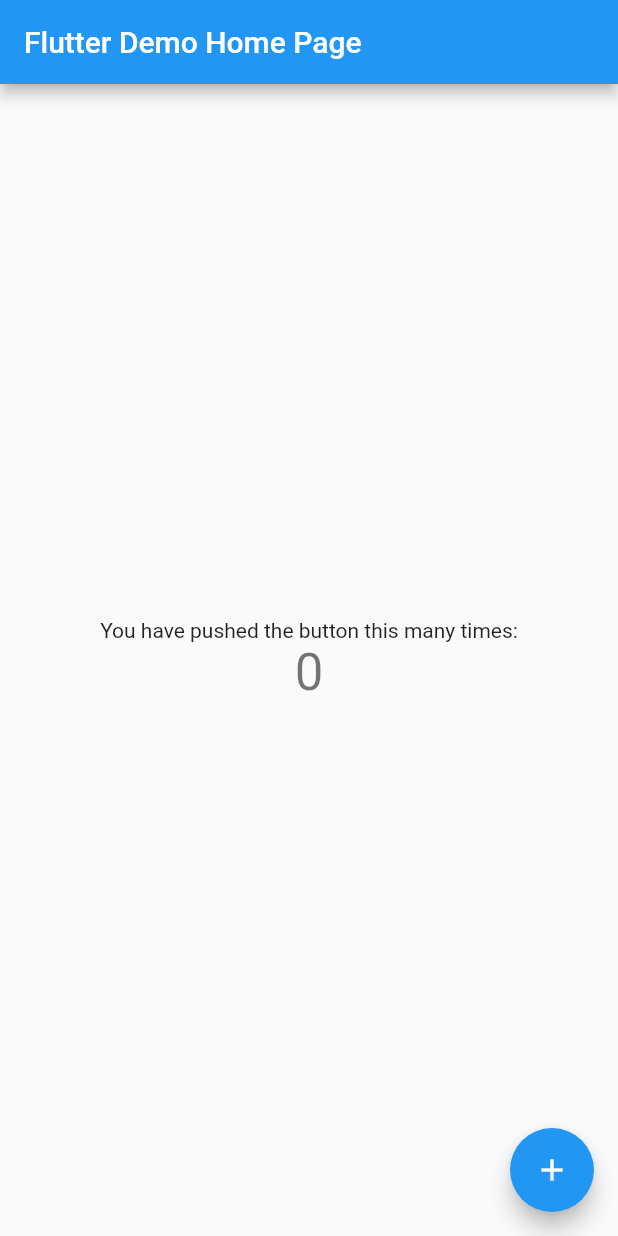
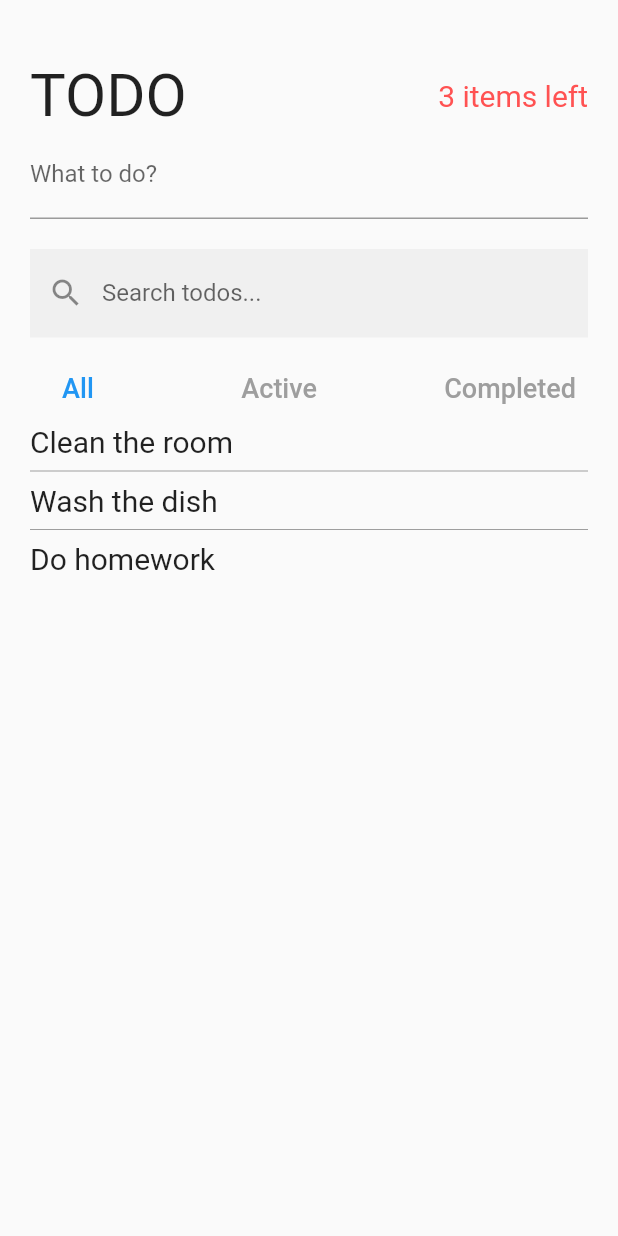
Before and after one commit to jimforever/blocdemo, a Flutter app: the screen it shows after launch, on a phone screen of 412 x 824 dp. Run offline on Flutter 3.47's test engine with Material 2 defaults, Android fonts, the phone set to English and light mode, and no system bars; our stand-ins replace bloc, bloc_concurrency, equatable, flutter_bloc, hydrated_bloc.

Commit message:
ShowTodos widget

```diff
--- /dev/null
+++ b/todo_cubit/lib/cubits/active_todo_count/active_todo_count_cubit.dart
@@ -0,0 +1,34 @@
+import 'dart:async';
+
+import 'package:bloc/bloc.dart';
+import 'package:equatable/equatable.dart';
+import 'package:meta/meta.dart';
+
+import '../../models/todo_model.dart';
+import '../todo_list/todo_list_cubit.dart';
+
+part 'active_todo_count_state.dart';
+
+class ActiveTodoCountCubit extends Cubit<ActiveTodoCountState> {
+  late final StreamSubscription todoListSubscription;
+  final int initialActiveTodoCount;
+  final TodoListCubit todoListCubit;
+  ActiveTodoCountCubit(
+      {required this.initialActiveTodoCount, required this.todoListCubit})
+      : super(ActiveTodoCountState(activeTodoCount: initialActiveTodoCount)) {
+    todoListSubscription =
+        todoListCubit.stream.listen((TodoListState todoListState) {
+      print('todoListState: $todoListState');
+      final int currentActiveTodoCount = todoListState.todos
+          .where((Todo todo) => !todo.completed)
+          .toList()
+          .length;
+      emit(state.copyWith(activeTodoCount: currentActiveTodoCount));
+    });
+  }
+  @override
+  Future<void> close() {
+    todoListSubscription.cancel();
+    return super.close();
+  }
+}
--- /dev/null
+++ b/todo_cubit/lib/cubits/active_todo_count/active_todo_count_state.dart
@@ -0,0 +1,29 @@
+part of 'active_todo_count_cubit.dart';
+
+class ActiveTodoCountState extends Equatable {
+  final int activeTodoCount;
+
+  const ActiveTodoCountState({
+    required this.activeTodoCount,
+  });
+
+  factory ActiveTodoCountState.initial() {
+    return ActiveTodoCountState(activeTodoCount: 0);
+  }
+
+  @override
+  List<Object> get props => [activeTodoCount];
+
+  @override
+  String toString() {
+    return 'ActiveTodoCountState{activeTodoCount: $activeTodoCount}';
+  }
+
+  ActiveTodoCountState copyWith({
+    int? activeTodoCount,
+  }) {
+    return ActiveTodoCountState(
+      activeTodoCount: activeTodoCount ?? this.activeTodoCount,
+    );
+  }
+}
--- /dev/null
+++ b/todo_cubit/lib/cubits/cubits.dart
@@ -0,0 +1,5 @@
+export 'todo_filter/todo_filter_cubit.dart';
+export 'todo_search/todo_search_cubit.dart';
+export 'todo_list/todo_list_cubit.dart';
+export 'active_todo_count/active_todo_count_cubit.dart';
+export 'filtered_todos/filtered_todos_cubit.dart';
--- /dev/null
+++ b/todo_cubit/lib/cubits/filtered_todos/filtered_todos_cubit.dart
@@ -0,0 +1,80 @@
+import 'dart:async';
+
+import 'package:bloc/bloc.dart';
+import 'package:equatable/equatable.dart';
+import 'package:meta/meta.dart';
+
+import '../../models/todo_model.dart';
+import '../todo_filter/todo_filter_cubit.dart';
+import '../todo_list/todo_list_cubit.dart';
+import '../todo_search/todo_search_cubit.dart';
+
+part 'filtered_todos_state.dart';
+
+class FilteredTodosCubit extends Cubit<FilteredTodosState> {
+  late final StreamSubscription todoFilterSubscription;
+  late final StreamSubscription todoSearchSubscription;
+  late final StreamSubscription todoListSubscription;
+  final List<Todo> initialTodos;
+
+  final TodoFilterCubit todoFilterCubit;
+  final TodoSearchCubit todoSearchCubit;
+  final TodoListCubit todoListCubit;
+
+  FilteredTodosCubit({
+    required this.initialTodos,
+    required this.todoFilterCubit,
+    required this.todoSearchCubit,
+    required this.todoListCubit,
+  }) : super(FilteredTodosState(filteredTodos: initialTodos)) {
+    todoFilterSubscription =
+        todoFilterCubit.stream.listen((TodoFilterState todoFilterState) {
+      setFilteredTodos();
+    });
+    todoSearchSubscription =
+        todoSearchCubit.stream.listen((TodoSearchState todoSearchState) {
+      setFilteredTodos();
+    });
+    todoListSubscription =
+        todoListCubit.stream.listen((TodoListState todoListState) {
+      setFilteredTodos();
+    });
+  }
+
+  void setFilteredTodos() {
+    List<Todo> _filteredTodos;
+    switch (todoFilterCubit.state.filter) {
+      case Filter.active:
+        _filteredTodos = todoListCubit.state.todos
+            .where((Todo todo) => !todo.completed)
+            .toList();
+        break;
+      case Filter.completed:
+        _filteredTodos = todoListCubit.state.todos
+            .where((Todo todo) => todo.completed)
+            .toList();
+        break;
+      case Filter.all:
+      default:
+        _filteredTodos = todoListCubit.state.todos;
+        break;
+    }
+    if (todoSearchCubit.state.searchTerm.isNotEmpty) {
+      _filteredTodos = _filteredTodos
+          .where((Todo todo) => todo.desc
+              .toLowerCase()
+              .contains(todoSearchCubit.state.searchTerm))
+          .toList();
+    }
+    emit(state.copyWith(filteredTodos: _filteredTodos));
+  }
+
+  @override
+  Future<void> close() {
+    todoFilterSubscription.cancel();
+    todoSearchSubscription.cancel();
+    todoListSubscription.cancel();
+    // TODO: implement close
+    return super.close();
+  }
+}
--- /dev/null
+++ b/todo_cubit/lib/cubits/filtered_todos/filtered_todos_state.dart
@@ -0,0 +1,29 @@
+part of 'filtered_todos_cubit.dart';
+
+class FilteredTodosState extends Equatable {
+  final List<Todo> filteredTodos;
+
+  const FilteredTodosState({
+    required this.filteredTodos,
+  });
+
+  factory FilteredTodosState.initial() {
+    return FilteredTodosState(filteredTodos: []);
+  }
+
+  @override
+  List<Object> get props => [filteredTodos];
+
+  @override
+  String toString() {
+    return 'FilteredTodosState{filteredTodos: $filteredTodos}';
+  }
+
+  FilteredTodosState copyWith({
+    List<Todo>? filteredTodos,
+  }) {
+    return FilteredTodosState(
+      filteredTodos: filteredTodos ?? this.filteredTodos,
+    );
+  }
+}
--- /dev/null
+++ b/todo_cubit/lib/cubits/todo_filter/todo_filter_cubit.dart
@@ -0,0 +1,14 @@
+import 'package:bloc/bloc.dart';
+import 'package:equatable/equatable.dart';
+
+import '../../models/todo_model.dart';
+
+part 'todo_filter_state.dart';
+
+class TodoFilterCubit extends Cubit<TodoFilterState> {
+  TodoFilterCubit() : super(TodoFilterState.initial());
+
+  void changeFilter(Filter newFilter) {
+    emit(state.copyWith(filter: newFilter));
+  }
+}
--- /dev/null
+++ b/todo_cubit/lib/cubits/todo_filter/todo_filter_state.dart
@@ -0,0 +1,29 @@
+part of 'todo_filter_cubit.dart';
+
+class TodoFilterState extends Equatable {
+  final Filter filter;
+
+  const TodoFilterState({
+    required this.filter,
+  });
+
+  factory TodoFilterState.initial() {
+    return TodoFilterState(filter: Filter.all);
+  }
+
+  @override
+  List<Object> get props => [filter];
+
+  @override
+  String toString() {
+    return 'TodoFilterState{filter: $filter}';
+  }
+
+  TodoFilterState copyWith({
+    Filter? filter,
+  }) {
+    return TodoFilterState(
+      filter: filter ?? this.filter,
+    );
+  }
+}
--- /dev/null
+++ b/todo_cubit/lib/cubits/todo_list/todo_list_cubit.dart
@@ -0,0 +1,41 @@
+import 'package:bloc/bloc.dart';
+import 'package:equatable/equatable.dart';
+
+import '../../models/todo_model.dart';
+
+part 'todo_list_state.dart';
+
+class TodoListCubit extends Cubit<TodoListState> {
+  TodoListCubit() : super(TodoListState.initial());
+
+  void addTodo(String todoDesc) {
+    final newTodo = Todo(desc: todoDesc);
+    final newTodos = [...state.todos, newTodo];
+    emit(state.copyWith(todos: newTodos));
+  }
+
+  void editTodo(String id, String todoDesc) {
+    final newTodos = state.todos.map((Todo todo) {
+      if (todo.id == id) {
+        return Todo(id: id, desc: todoDesc, completed: todo.completed);
+      }
+      return todo;
+    }).toList();
+    emit(state.copyWith(todos: newTodos));
+  }
+
+  void toggleTodo(String id) {
+    final newTodos = state.todos.map((Todo todo) {
+      if (todo.id == id) {
+        return Todo(id: id, desc: todo.desc, completed: !todo.completed);
+      }
+      return todo;
+    }).toList();
+    emit(state.copyWith(todos: newTodos));
+  }
+
+  void removeTodo(Todo todo) {
+    final newTodos = state.todos.where((Todo t) => t.id != todo.id).toList();
+    emit(state.copyWith(todos: newTodos));
+  }
+}
--- /dev/null
+++ b/todo_cubit/lib/cubits/todo_list/todo_list_state.dart
@@ -0,0 +1,33 @@
+part of 'todo_list_cubit.dart';
+
+class TodoListState extends Equatable {
+  final List<Todo> todos;
+
+  const TodoListState({
+    required this.todos,
+  });
+
+  factory TodoListState.initial() {
+    return TodoListState(todos: [
+      Todo(id: '1', desc: 'Clean the room'),
+      Todo(id: '2', desc: 'Wash the dish'),
+      Todo(id: '3', desc: 'Do homework'),
+    ]);
+  }
+
+  @override
+  List<Object> get props => [todos];
+
+  @override
+  String toString() {
+    return 'TodoListState{todos: $todos}';
+  }
+
+  TodoListState copyWith({
+    List<Todo>? todos,
+  }) {
+    return TodoListState(
+      todos: todos ?? this.todos,
+    );
+  }
+}
--- /dev/null
+++ b/todo_cubit/lib/cubits/todo_search/todo_search_cubit.dart
@@ -0,0 +1,12 @@
+import 'package:bloc/bloc.dart';
+import 'package:equatable/equatable.dart';
+import 'package:meta/meta.dart';
+
+part 'todo_search_state.dart';
+
+class TodoSearchCubit extends Cubit<TodoSearchState> {
+  TodoSearchCubit() : super(TodoSearchState.initial());
+  void setSearchTerm(String newSearchTerm) {
+    emit(state.copyWith(searchTerm: newSearchTerm));
+  }
+}
--- /dev/null
+++ b/todo_cubit/lib/cubits/todo_search/todo_search_state.dart
@@ -0,0 +1,29 @@
+part of 'todo_search_cubit.dart';
+
+class TodoSearchState extends Equatable {
+  final String searchTerm;
+
+  const TodoSearchState({
+    required this.searchTerm,
+  });
+
+  factory TodoSearchState.initial() {
+    return TodoSearchState(searchTerm: '');
+  }
+
+  @override
+  List<Object> get props => [searchTerm];
+
+  @override
+  String toString() {
+    return 'TodoSearchState{searchTerm: $searchTerm}';
+  }
+
+  TodoSearchState copyWith({
+    String? searchTerm,
+  }) {
+    return TodoSearchState(
+      searchTerm: searchTerm ?? this.searchTerm,
+    );
+  }
+}
--- a/todo_cubit/lib/main.dart
+++ b/todo_cubit/lib/main.dart
@@ -1,4 +1,7 @@
 import 'package:flutter/material.dart';
+import 'package:flutter_bloc/flutter_bloc.dart';
+import 'package:todo_cubit/cubits/cubits.dart';
+import 'package:todo_cubit/pages/todos_page/todos_page.dart';
 
 void main() {
   runApp(const MyApp());
@@ -10,106 +13,34 @@
   // This widget is the root of your application.
   @override
   Widget build(BuildContext context) {
-    return MaterialApp(
-      title: 'Flutter Demo',
-      theme: ThemeData(
-        // This is the theme of your application.
-        //
-        // Try running your application with "flutter run". You'll see the
-        // application has a blue toolbar. Then, without quitting the app, try
-        // changing the primarySwatch below to Colors.green and then invoke
-        // "hot reload" (press "r" in the console where you ran "flutter run",
-        // or simply save your changes to "hot reload" in a Flutter IDE).
-        // Notice that the counter didn't reset back to zero; the application
-        // is not restarted.
-        primarySwatch: Colors.blue,
+    return MultiBlocProvider(
+      providers: [
+        BlocProvider<TodoFilterCubit>(
+            create: (BuildContext context) => TodoFilterCubit()),
+        BlocProvider<TodoSearchCubit>(
+            create: (BuildContext context) => TodoSearchCubit()),
+        BlocProvider<TodoListCubit>(
+            create: (BuildContext context) => TodoListCubit()),
+        BlocProvider<ActiveTodoCountCubit>(
+            create: (BuildContext context) => ActiveTodoCountCubit(
+                initialActiveTodoCount:
+                    context.read<TodoListCubit>().state.todos.length,
+                todoListCubit: context.read<TodoListCubit>())),
+        BlocProvider<FilteredTodosCubit>(
+            create: (BuildContext context) => FilteredTodosCubit(
+                initialTodos: context.read<TodoListCubit>().state.todos,
+                todoListCubit: context.read<TodoListCubit>(),
+                todoFilterCubit: context.read<TodoFilterCubit>(),
+                todoSearchCubit: context.read<TodoSearchCubit>())),
+      ],
+      child: MaterialApp(
+        title: 'TODO',
+        debugShowCheckedModeBanner: false,
+        theme: ThemeData(
+          primarySwatch: Colors.blue,
+        ),
+        home: TodosPage(),
       ),
-      home: const MyHomePage(title: 'Flutter Demo Home Page'),
     );
   }
 }
-
-class MyHomePage extends StatefulWidget {
-  const MyHomePage({super.key, required this.title});
-
-  // This widget is the home page of your application. It is stateful, meaning
-  // that it has a State object (defined below) that contains fields that affect
-  // how it looks.
-
-  // This class is the configuration for the state. It holds the values (in this
-  // case the title) provided by the parent (in this case the App widget) and
-  // used by the build method of the State. Fields in a Widget subclass are
-  // always marked "final".
-
-  final String title;
-
-  @override
-  State<MyHomePage> createState() => _MyHomePageState();
-}
-
-class _MyHomePageState extends State<MyHomePage> {
-  int _counter = 0;
-
-  void _incrementCounter() {
-    setState(() {
-      // This call to setState tells the Flutter framework that something has
-      // changed in this State, which causes it to rerun the build method below
-      // so that the display can reflect the updated values. If we changed
-      // _counter without calling setState(), then the build method would not be
-      // called again, and so nothing would appear to happen.
-      _counter++;
-    });
-  }
-
-  @override
-  Widget build(BuildContext context) {
-    // This method is rerun every time setState is called, for instance as done
-    // by the _incrementCounter method above.
-    //
-    // The Flutter framework has been optimized to make rerunning build methods
-    // fast, so that you can just rebuild anything that needs updating rather
-    // than having to individually change instances of widgets.
-    return Scaffold(
-      appBar: AppBar(
-        // Here we take the value from the MyHomePage object that was created by
-        // the App.build method, and use it to set our appbar title.
-        title: Text(widget.title),
-      ),
-      body: Center(
-        // Center is a layout widget. It takes a single child and positions it
-        // in the middle of the parent.
-        child: Column(
-          // Column is also a layout widget. It takes a list of children and
-          // arranges them vertically. By default, it sizes itself to fit its
-          // children horizontally, and tries to be as tall as its parent.
-          //
-          // Invoke "debug painting" (press "p" in the console, choose the
-          // "Toggle Debug Paint" action from the Flutter Inspector in Android
-          // Studio, or the "Toggle Debug Paint" command in Visual Studio Code)
-          // to see the wireframe for each widget.
-          //
-          // Column has various properties to control how it sizes itself and
-          // how it positions its children. Here we use mainAxisAlignment to
-          // center the children vertically; the main axis here is the vertical
-          // axis because Columns are vertical (the cross axis would be
-          // horizontal).
-          mainAxisAlignment: MainAxisAlignment.center,
-          children: <Widget>[
-            const Text(
-              'You have pushed the button this many times:',
-            ),
-            Text(
-              '$_counter',
-              style: Theme.of(context).textTheme.headline4,
-            ),
-          ],
-        ),
-      ),
-      floatingActionButton: FloatingActionButton(
-        onPressed: _incrementCounter,
-        tooltip: 'Increment',
-        child: const Icon(Icons.add),
-      ), // This trailing comma makes auto-formatting nicer for build methods.
-    );
-  }
-}
--- /dev/null
+++ b/todo_cubit/lib/models/todo_model.dart
@@ -0,0 +1,27 @@
+import 'package:equatable/equatable.dart';
+import 'package:uuid/uuid.dart';
+
+enum Filter { all, active, completed }
+
+Uuid uuid = Uuid();
+
+class Todo extends Equatable {
+  final String id;
+  final String desc;
+  final bool completed;
+
+  Todo({
+    String? id,
+    required this.desc,
+    this.completed = false,
+  }) : this.id = id ?? uuid.v4();
+
+  @override
+  // TODO: implement props
+  List<Object> get props => [id, desc, completed];
+
+  @override
+  String toString() {
+    return 'Todo{id: $id, desc: $desc, completed: $completed}';
+  }
+}
--- /dev/null
+++ b/todo_cubit/lib/pages/todos_page/create_todo.dart
@@ -0,0 +1,34 @@
+import 'package:flutter/material.dart';
+import 'package:flutter_bloc/flutter_bloc.dart';
+import 'package:todo_cubit/cubits/cubits.dart';
+
+class CreateTodo extends StatefulWidget {
+  const CreateTodo({Key? key}) : super(key: key);
+
+  @override
+  State<CreateTodo> createState() => _CreateTodoState();
+}
+
+class _CreateTodoState extends State<CreateTodo> {
+  final TextEditingController newTodoController = TextEditingController();
+  @override
+  Widget build(BuildContext context) {
+    return TextField(
+      controller: newTodoController,
+      decoration: InputDecoration(labelText: 'What to do?'),
+      onSubmitted: (String? todoDesc) {
+        if (todoDesc != null && todoDesc.trim().isNotEmpty) {
+          context.read<TodoListCubit>().addTodo(todoDesc);
+          newTodoController.clear();
+        }
+      },
+    );
+  }
+
+  @override
+  void dispose() {
+    newTodoController.dispose();
+    // TODO: implement dispose
+    super.dispose();
+  }
+}
--- /dev/null
+++ b/todo_cubit/lib/pages/todos_page/search_and_filter_todo.dart
@@ -0,0 +1,61 @@
+import 'package:flutter/material.dart';
+import 'package:flutter_bloc/flutter_bloc.dart';
+import 'package:todo_cubit/cubits/cubits.dart';
+
+import '../../models/todo_model.dart';
+
+class SearchAndFilterTodo extends StatelessWidget {
+  const SearchAndFilterTodo({Key? key}) : super(key: key);
+
+  @override
+  Widget build(BuildContext context) {
+    return Column(
+      children: [
+        TextField(
+          decoration: InputDecoration(
+              labelText: 'Search todos...',
+              border: InputBorder.none,
+              filled: true,
+              prefixIcon: Icon(Icons.search)),
+          onChanged: (String? newSearchTerm) {
+            if (newSearchTerm != null) {
+              context.read<TodoSearchCubit>().setSearchTerm(newSearchTerm);
+            }
+          },
+        ),
+        SizedBox(
+          height: 10,
+        ),
+        Row(
+          mainAxisAlignment: MainAxisAlignment.spaceBetween,
+          children: [
+            filterButton(context, Filter.all),
+            filterButton(context, Filter.active),
+            filterButton(context, Filter.completed)
+          ],
+        )
+      ],
+    );
+  }
+
+  Widget filterButton(BuildContext context, Filter filter) {
+    return TextButton(
+        onPressed: () {
+          context.read<TodoFilterCubit>().changeFilter(filter);
+        },
+        child: Text(
+          filter == Filter.all
+              ? 'All'
+              : filter == Filter.active
+                  ? 'Active'
+                  : 'Completed',
+          style: TextStyle(fontSize: 18, color: textColor(context, filter)),
+        ));
+  }
+
+  Color textColor(BuildContext context, Filter filter) {
+    print("textColor called : $filter");
+    final currentFilter = context.watch<TodoFilterCubit>().state.filter;
+    return currentFilter == filter ? Colors.blue : Colors.grey;
+  }
+}
--- /dev/null
+++ b/todo_cubit/lib/pages/todos_page/show_todos.dart
@@ -0,0 +1,45 @@
+import 'package:flutter/material.dart';
+import 'package:flutter_bloc/flutter_bloc.dart';
+
+import '../../cubits/filtered_todos/filtered_todos_cubit.dart';
+
+class ShowTodos extends StatelessWidget {
+  const ShowTodos({Key? key}) : super(key: key);
+
+  @override
+  Widget build(BuildContext context) {
+    final todos = context.watch<FilteredTodosCubit>().state.filteredTodos;
+    return ListView.separated(
+        primary: false,
+        shrinkWrap: true,
+        itemBuilder: (BuildContext context, int index) {
+          return Dismissible(
+            key: ValueKey(todos[index].id),
+            background: showBackground(0),
+            secondaryBackground: showBackground(1),
+            child: Text(
+              todos[index].desc,
+              style: TextStyle(fontSize: 20),
+            ),
+          );
+        },
+        separatorBuilder: (BuildContext context, int index) {
+          return Divider(color: Colors.grey);
+        },
+        itemCount: todos.length);
+  }
+
+  Widget showBackground(int direction) {
+    return Container(
+      margin: EdgeInsets.all(4),
+      padding: EdgeInsets.symmetric(horizontal: 10),
+      color: Colors.red,
+      alignment: direction == 0 ? Alignment.centerLeft : Alignment.centerRight,
+      child: Icon(
+        Icons.delete,
+        size: 30,
+        color: Colors.white,
+      ),
+    );
+  }
+}
--- /dev/null
+++ b/todo_cubit/lib/pages/todos_page/todo_header.dart
@@ -0,0 +1,25 @@
+import 'package:flutter/material.dart';
+import 'package:flutter_bloc/flutter_bloc.dart';
+
+import '../../cubits/cubits.dart';
+
+class TodoHeader extends StatelessWidget {
+  const TodoHeader({Key? key}) : super(key: key);
+
+  @override
+  Widget build(BuildContext context) {
+    return Row(
+      mainAxisAlignment: MainAxisAlignment.spaceBetween,
+      children: [
+        Text(
+          'TODO',
+          style: TextStyle(fontSize: 40),
+        ),
+        Text(
+          '${context.watch<ActiveTodoCountCubit>().state.activeTodoCount} items left',
+          style: TextStyle(fontSize: 20, color: Colors.redAccent),
+        )
+      ],
+    );
+  }
+}
--- /dev/null
+++ b/todo_cubit/lib/pages/todos_page/todos_page.dart
@@ -0,0 +1,37 @@
+import 'package:flutter/material.dart';
+import 'package:flutter_bloc/flutter_bloc.dart';
+import 'package:todo_cubit/cubits/active_todo_count/active_todo_count_cubit.dart';
+import 'package:todo_cubit/cubits/cubits.dart';
+import 'package:todo_cubit/pages/todos_page/create_todo.dart';
+import 'package:todo_cubit/pages/todos_page/search_and_filter_todo.dart';
+import 'package:todo_cubit/pages/todos_page/show_todos.dart';
+import 'package:todo_cubit/pages/todos_page/todo_header.dart';
+
+import '../../models/todo_model.dart';
+
+class TodosPage extends StatelessWidget {
+  const TodosPage({Key? key}) : super(key: key);
+
+  @override
+  Widget build(BuildContext context) {
+    return SafeArea(
+      child: Scaffold(
+        body: SingleChildScrollView(
+          child: Padding(
+              padding: const EdgeInsets.symmetric(horizontal: 20, vertical: 40),
+              child: Column(
+                children: [
+                  TodoHeader(),
+                  CreateTodo(),
+                  SizedBox(
+                    height: 20,
+                  ),
+                  SearchAndFilterTodo(),
+                  ShowTodos()
+                ],
+              )),
+        ),
+      ),
+    );
+  }
+}
--- a/todo_cubit/pubspec.yaml
+++ b/todo_cubit/pubspec.yaml
@@ -36,6 +36,9 @@
   # The following adds the Cupertino Icons font to your application.
   # Use with the CupertinoIcons class for iOS style icons.
   cupertino_icons: ^1.0.2
+  equatable: ^2.0.5
+  uuid: ^3.0.7
+  flutter_bloc: ^8.1.2
 
 dev_dependencies:
   flutter_test:
```
Also changed, not shown: todo_cubit/pubspec.lock.
